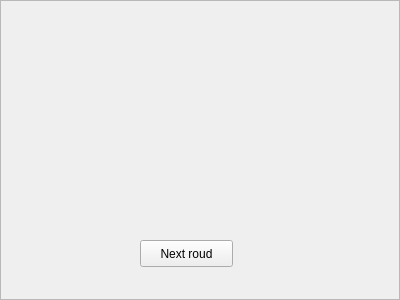
First picture: the form in gui/ui/InterGameFrame.ui, repository contremaitre/BomberDude, before the edit.
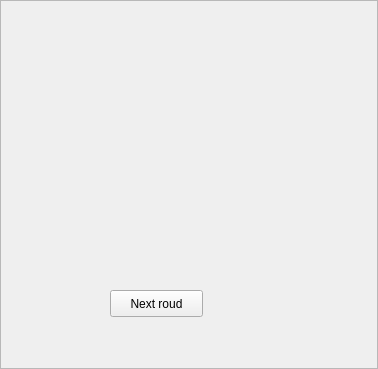
Second picture: the form after the edit.

Patch:
```diff
--- a/gui/ui/InterGameFrame.ui
+++ b/gui/ui/InterGameFrame.ui
@@ -6,8 +6,8 @@
    <rect>
     <x>0</x>
     <y>0</y>
-    <width>400</width>
-    <height>300</height>
+    <width>378</width>
+    <height>369</height>
    </rect>
   </property>
   <property name="windowTitle">
@@ -22,8 +22,8 @@
   <widget class="QPushButton" name="nextRoundButton">
    <property name="geometry">
     <rect>
-     <x>140</x>
-     <y>240</y>
+     <x>110</x>
+     <y>290</y>
      <width>93</width>
      <height>27</height>
     </rect>
@@ -35,10 +35,10 @@
   <widget class="QWidget" name="playerListWidgetHolder" native="true">
    <property name="geometry">
     <rect>
-     <x>120</x>
-     <y>10</y>
-     <width>150</width>
-     <height>200</height>
+     <x>60</x>
+     <y>20</y>
+     <width>210</width>
+     <height>250</height>
     </rect>
    </property>
   </widget>
```
